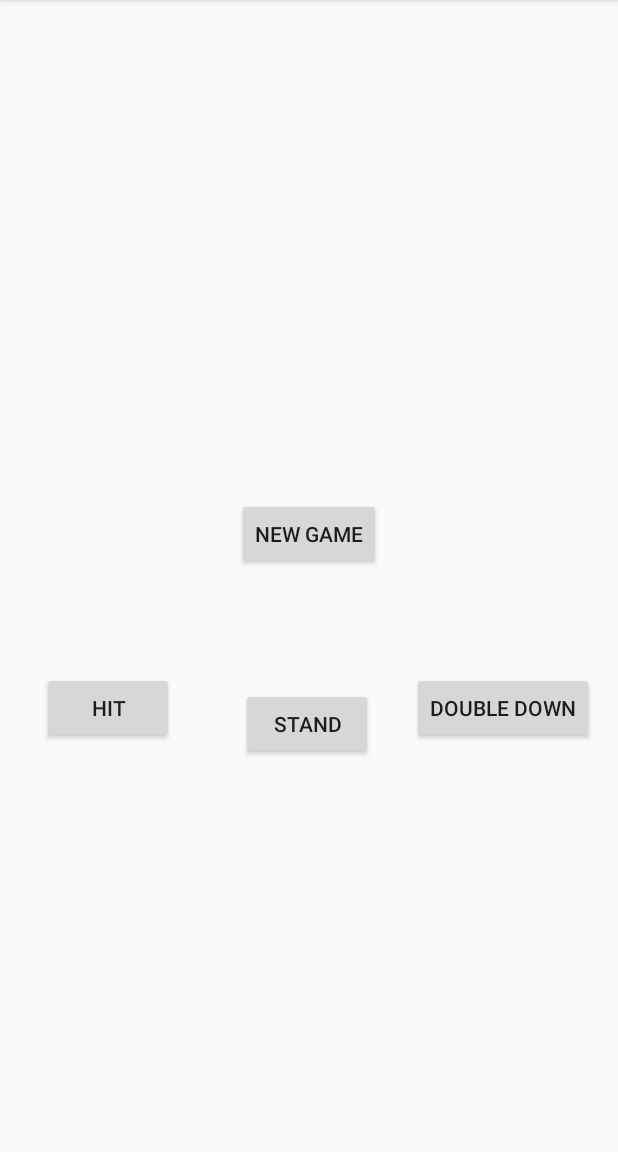
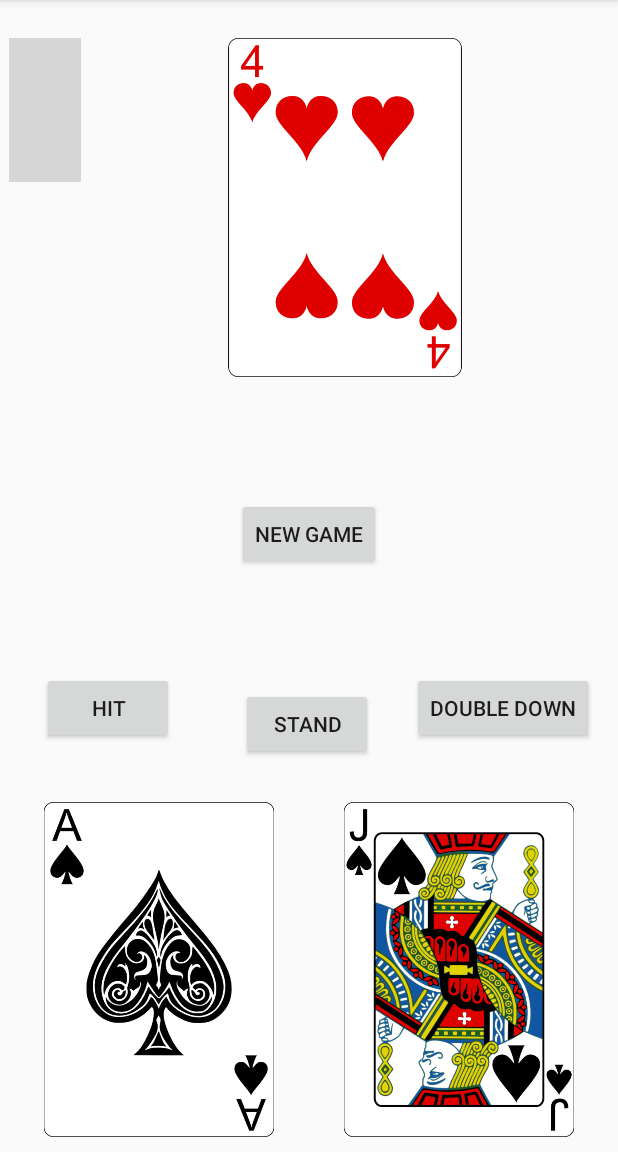
Before and after one commit to KalebBrommerich/CS345, an Android app: the screen it shows after launch (MainActivity), after a tap on "NEW GAME", on a phone screen of 412 x 824 dp, the part 84-1236 px from its top. Run offline under Robolectric (Android 15) with nearby library versions, the phone set to English and light mode, and no system bars; grey boxes are pictures that could not be loaded.

Commit message:
Starting at game screen to avoid cards not showing up on init, cards now show up correctly

```diff
--- a/app/src/main/java/com/example/cs345finalproject/MainActivity.kt
+++ b/app/src/main/java/com/example/cs345finalproject/MainActivity.kt
@@ -31,6 +31,8 @@ class MainActivity : AppCompatActivity(), NavigationView.OnNavigationItemSelecte
     private lateinit var deck: MutableList<Card>
     private lateinit var playerHand: MutableList<Card>
     private lateinit var dealerHand: MutableList<Card>
+    private var playerScore = 0
+    private var dealerScore = 0
 
     override fun onCreate(savedInstanceState: Bundle?) {
 
@@ -52,8 +54,8 @@ class MainActivity : AppCompatActivity(), NavigationView.OnNavigationItemSelecte
 //            insets
 //        }
         if(savedInstanceState ==null){
-            supportFragmentManager.beginTransaction().replace(R.id.framelayout,Home()).commit()
-            navigationView.setCheckedItem(R.id.home)
+            supportFragmentManager.beginTransaction().replace(R.id.framelayout,Game()).commit()
+            navigationView.setCheckedItem(R.id.game)
         }
 
     }
@@ -103,10 +105,17 @@ class MainActivity : AppCompatActivity(), NavigationView.OnNavigationItemSelecte
         //initialize the hands of the user and dealer
         Log.i("INFO", "making hands")
         playerHand = initializeHand()
+        findViewById<ImageView>(R.id.playerCard1).setImageResource(playerHand[0].getImageResource(this))
+        findViewById<ImageView>(R.id.playerCard2).setImageResource(playerHand[1].getImageResource(this))
+
         dealerHand = initializeHand()
+        findViewById<ImageView>(R.id.dealerCard2).setImageResource(dealerHand[1].getImageResource(this))
+
 
         for (card in playerHand) {
             Log.i("INFO", card.toString())
+            playerScore += card.getNumberValue()
+            Log.i("INFO", "player score = $playerScore")
             //below just doesn't work some how only when its uncommented
             //addCardToView(true, card) //add players cards to the view
         }
@@ -114,6 +123,8 @@ class MainActivity : AppCompatActivity(), NavigationView.OnNavigationItemSelecte
         //TODO: make it so the first dealer card shows the back
         for (card in dealerHand) {
             Log.i("INFO", card.toString())
+            dealerScore += card.getNumberValue()
+            Log.i("INFO", "dealer score = $dealerScore")
             //below just doesn't work some how only when its uncommented
             //addCardToView(false, card) //add dealers cards to the view
         }
@@ -129,7 +140,11 @@ class MainActivity : AppCompatActivity(), NavigationView.OnNavigationItemSelecte
         val hitButton = findViewById<Button>(R.id.hitBtn)
         hitButton.isEnabled = false
 
+        val doubleDownButton = findViewById<Button>(R.id.doubleDownBtn)
+        doubleDownButton.isEnabled = false
+
         //TODO: Function logic to control the dealer
+        addCardToView(false, getCard())
     }
     fun doubleDown(v: View){
         Toast.makeText(this, "double down", Toast.LENGTH_SHORT).show()
@@ -159,13 +174,14 @@ class MainActivity : AppCompatActivity(), NavigationView.OnNavigationItemSelecte
         //Log.i("info", newCard.getImageResource(this).toString())
         lateinit var cards:LinearLayout
         val image = ImageView(this)
-        image.adjustViewBounds = true
 
         if(addToPlayer) {
             playerHand.add(newCard)
             cards = findViewById<LinearLayout>(R.id.playerCards)
             //TODO make a method to determine what card?
             image.setImageResource(newCard.getImageResource(this))
+            playerScore += newCard.getNumberValue()
+            Log.i("INFO", "player score = $playerScore")
         }
         else {
             cards = findViewById<LinearLayout>(R.id.dealerCards)
@@ -176,6 +192,9 @@ class MainActivity : AppCompatActivity(), NavigationView.OnNavigationItemSelecte
                 //TODO make a method to determine what card?
                 image.setImageResource(newCard.getImageResource(this))
             }
+            dealerScore += newCard.getNumberValue()
+            Log.i("INFO", "dealer score = $dealerScore")
+
         }
         cards.addView(image)
         for (card in cards.children) {
--- a/app/src/main/res/layout/game.xml
+++ b/app/src/main/res/layout/game.xml
@@ -11,7 +11,7 @@
         android:id="@+id/newGameAfterGameBtn"
         android:layout_width="wrap_content"
         android:layout_height="wrap_content"
-        android:onClick="startNewGame"
+        android:onClick="createNewGame"
         android:text="New Game"
         app:layout_constraintBottom_toBottomOf="parent"
         app:layout_constraintEnd_toEndOf="parent"
@@ -61,16 +61,47 @@
         android:layout_margin="10dp"
         app:layout_constraintBottom_toBottomOf="parent"
         app:layout_constraintEnd_toEndOf="parent"
-        app:layout_constraintStart_toStartOf="parent" />
+        app:layout_constraintStart_toStartOf="parent" >
+
+        <ImageView
+            android:id="@+id/playerCard1"
+            android:layout_width="wrap_content"
+            android:layout_height="wrap_content"
+            android:layout_weight="1"
+            app:srcCompat="@drawable/back" />
+
+        <ImageView
+            android:id="@+id/playerCard2"
+            android:layout_width="wrap_content"
+            android:layout_height="wrap_content"
+            android:layout_weight="1"
+            app:srcCompat="@drawable/back" />
+    </LinearLayout>
 
     <LinearLayout
         android:id="@+id/dealerCards"
         android:layout_width="400dp"
-        android:layout_height="223dp"
+        android:layout_height="226dp"
         android:orientation="horizontal"
+        app:layout_constraintBottom_toTopOf="@+id/newGameAfterGameBtn"
         app:layout_constraintEnd_toEndOf="parent"
         app:layout_constraintStart_toStartOf="parent"
-        app:layout_constraintTop_toTopOf="parent"/>
+        app:layout_constraintTop_toTopOf="parent">
+
+        <ImageView
+            android:id="@+id/dealerCard1"
+            android:layout_width="wrap_content"
+            android:layout_height="wrap_content"
+            android:layout_weight="1"
+            app:srcCompat="@drawable/back" />
+
+        <ImageView
+            android:id="@+id/dealerCard2"
+            android:layout_width="wrap_content"
+            android:layout_height="wrap_content"
+            android:layout_weight="1"
+            app:srcCompat="@drawable/back" />
+    </LinearLayout>
 
 
 </androidx.constraintlayout.widget.ConstraintLayout>
--- a/app/src/main/res/menu/drawermenu.xml
+++ b/app/src/main/res/menu/drawermenu.xml
@@ -1,9 +1,5 @@
 <?xml version="1.0" encoding="utf-8"?>
 <menu xmlns:android="http://schemas.android.com/apk/res/android">
-    <!-- probably put hardcoded strings in strings.xml-->
-    <item
-        android:id="@+id/home"
-        android:title="@string/homeMenuItem"/>
     <item
         android:id="@+id/game"
         android:title="@string/gameMenuItem"/>
```
